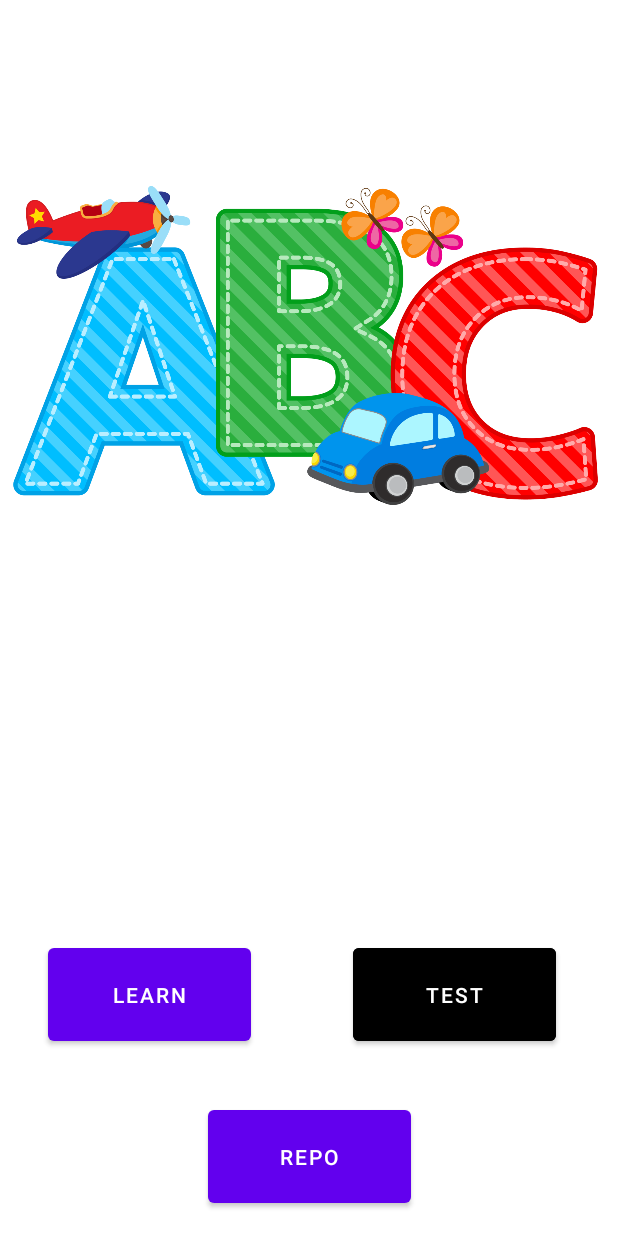
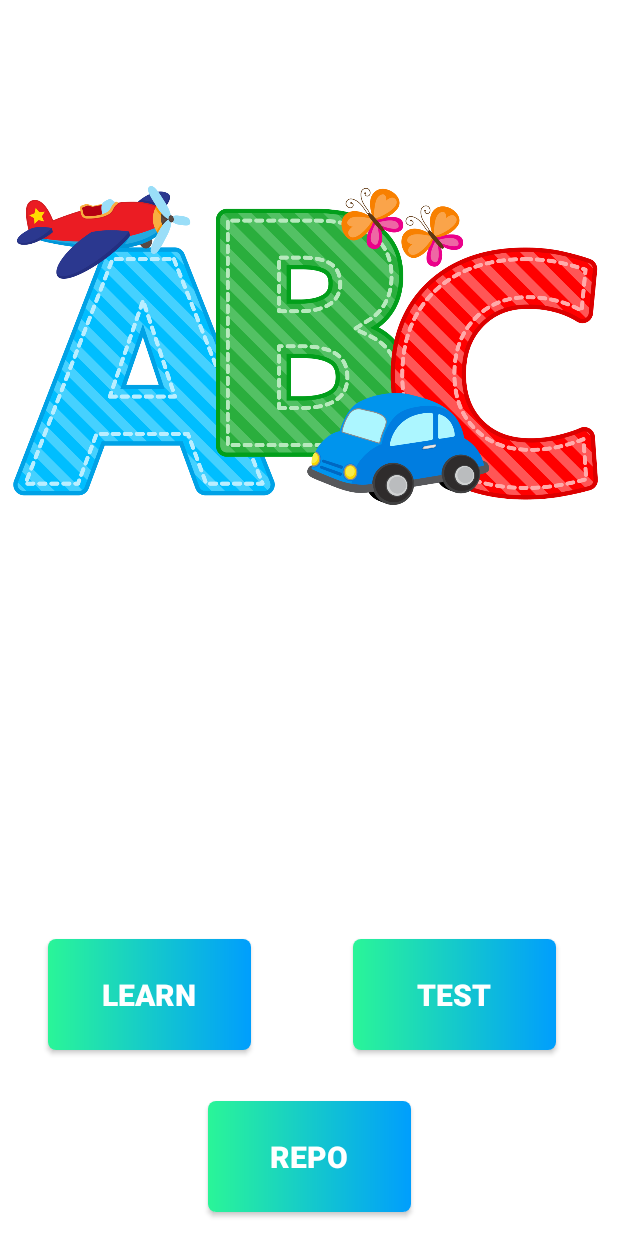
Before and after one commit to UsmannArshad/MC_LEARN_ALPHABET, an Android app: the layout activity_main_page.xml on its own in the app's theme, with its tools: preview values and no code run, on a phone screen of 412 x 824 dp. Run offline under Robolectric (Android 15) with nearby library versions, the phone set to English and light mode, and no system bars.

Commit message:
Main Page Layout updated

```diff
--- /dev/null
+++ b/app/src/main/res/drawable/custom_button.xml
@@ -0,0 +1,5 @@
+<?xml version="1.0" encoding="utf-8"?>
+<shape xmlns:android="http://schemas.android.com/apk/res/android" android:shape="rectangle">
+<gradient android:startColor="#2AF598" android:endColor="#009EFD" android:type="linear"/>
+    <corners android:radius="5dp"/>
+</shape>
--- a/app/src/main/res/layout/activity_main_page.xml
+++ b/app/src/main/res/layout/activity_main_page.xml
@@ -17,37 +17,48 @@
         android:background="@color/white"
         app:srcCompat="@drawable/img" />
 
-    <Button
+    <androidx.appcompat.widget.AppCompatButton
         android:id="@+id/learn"
         android:layout_width="135dp"
         android:layout_height="74dp"
         android:layout_marginStart="32dp"
         android:layout_marginEnd="81dp"
         android:layout_marginBottom="124dp"
+        android:background="@drawable/custom_button"
         android:padding="2dp"
         android:text="Learn"
+        android:textColor="#FFFFFF"
+        android:textSize="20sp"
+        android:textStyle="bold"
         app:layout_constraintBottom_toBottomOf="parent"
         app:layout_constraintEnd_toStartOf="@+id/test"
         app:layout_constraintStart_toStartOf="parent" />
 
-    <Button
+    <androidx.appcompat.widget.AppCompatButton
         android:id="@+id/test"
         android:layout_width="135dp"
         android:layout_height="74dp"
         android:layout_marginStart="68dp"
         android:layout_marginBottom="124dp"
-        android:backgroundTint="@color/black"
+        android:background="@drawable/custom_button"
         android:padding="2dp"
         android:text="Test"
+        android:textColor="#FFFFFF"
+        android:textSize="20sp"
+        android:textStyle="bold"
         app:layout_constraintBottom_toBottomOf="parent"
         app:layout_constraintStart_toEndOf="@+id/learn" />
 
-    <Button
+    <androidx.appcompat.widget.AppCompatButton
         android:id="@+id/repo"
         android:layout_width="135dp"
         android:layout_height="74dp"
         android:layout_marginBottom="16dp"
+        android:background="@drawable/custom_button"
         android:text="Repo"
+        android:textColor="#FFFFFF"
+        android:textSize="20sp"
+        android:textStyle="bold"
         app:layout_constraintBottom_toBottomOf="parent"
         app:layout_constraintEnd_toEndOf="parent"
         app:layout_constraintStart_toStartOf="parent" />
--- a/app/src/main/res/values/themes.xml
+++ b/app/src/main/res/values/themes.xml
@@ -1,6 +1,6 @@
 <resources xmlns:tools="http://schemas.android.com/tools">
     <!-- Base application theme. -->
-    <style name="Theme.LearnAlphabet" parent="Theme.MaterialComponents.DayNight.DarkActionBar">
+    <style name="Theme.LearnAlphabet" parent="Theme.MaterialComponents.DayNight.NoActionBar">
         <!-- Primary brand color. -->
         <item name="colorPrimary">@color/purple_500</item>
         <item name="colorPrimaryVariant">@color/purple_700</item>
```
